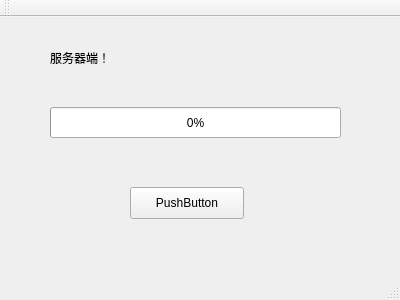
Before: the Qt Designer form Server/untitled/mainwindow.ui in nbhhcty/QtExam, drawn with Qt 5.
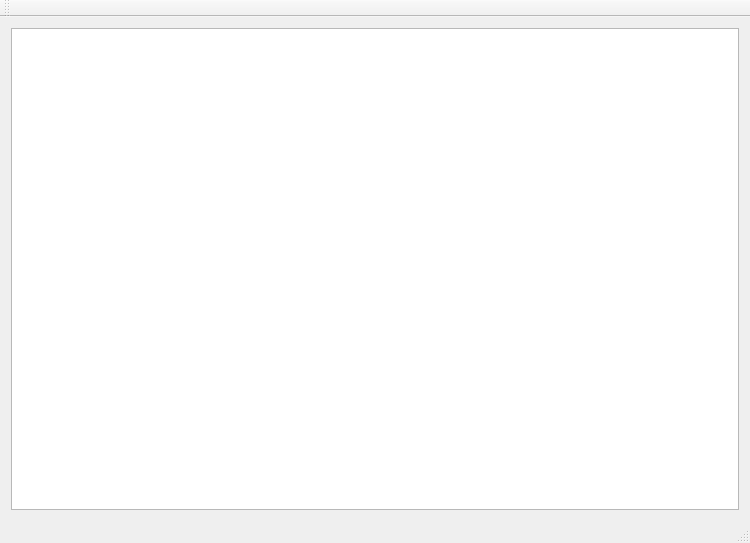
After: the same form once the commit is applied.

The edit to the form file:
```diff
--- a/Server/untitled/mainwindow.ui
+++ b/Server/untitled/mainwindow.ui
@@ -6,53 +6,19 @@
    <rect>
     <x>0</x>
     <y>0</y>
-    <width>400</width>
-    <height>300</height>
+    <width>750</width>
+    <height>543</height>
    </rect>
   </property>
   <property name="windowTitle">
    <string>MainWindow</string>
   </property>
   <widget class="QWidget" name="centralWidget">
-   <widget class="QPushButton" name="startButton">
-    <property name="geometry">
-     <rect>
-      <x>130</x>
-      <y>170</y>
-      <width>114</width>
-      <height>32</height>
-     </rect>
-    </property>
-    <property name="text">
-     <string>PushButton</string>
-    </property>
-   </widget>
-   <widget class="QProgressBar" name="serverProgressBar">
-    <property name="geometry">
-     <rect>
-      <x>50</x>
-      <y>90</y>
-      <width>291</width>
-      <height>31</height>
-     </rect>
-    </property>
-    <property name="value">
-     <number>0</number>
-    </property>
-   </widget>
-   <widget class="QLabel" name="serverStatusLabel">
-    <property name="geometry">
-     <rect>
-      <x>50</x>
-      <y>30</y>
-      <width>281</width>
-      <height>21</height>
-     </rect>
-    </property>
-    <property name="text">
-     <string>服务器端！</string>
-    </property>
-   </widget>
+   <layout class="QVBoxLayout" name="verticalLayout">
+    <item>
+     <widget class="QListWidget" name="listWidget"/>
+    </item>
+   </layout>
   </widget>
   <widget class="QMenuBar" name="menuBar">
    <property name="geometry">
```
Left out of the diff: 2 changed lines with no effect on the pictures.
